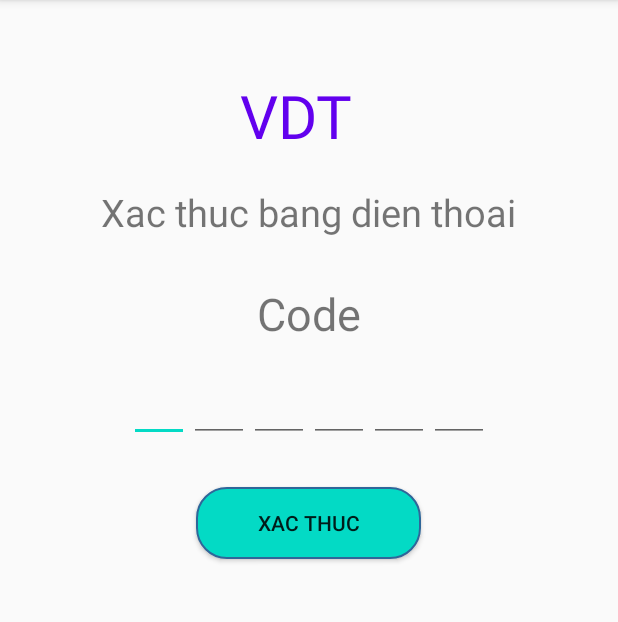
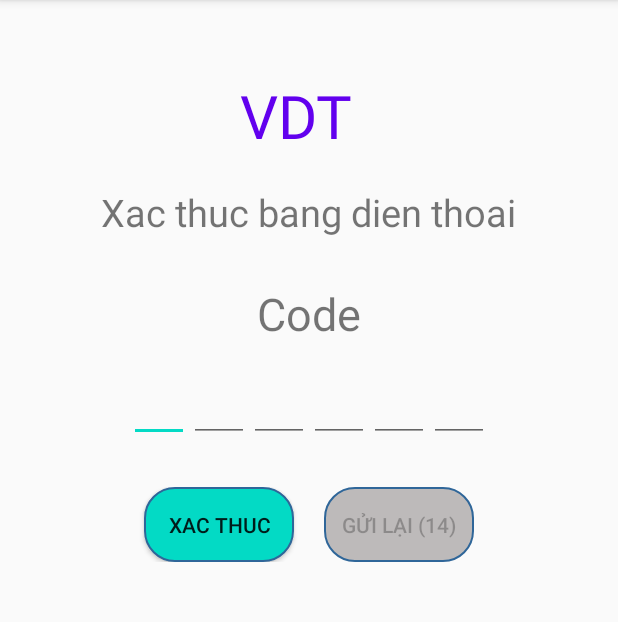
Before and after one commit to tuyen3962/Ewallet, an Android app: the VerifyByPhoneActivity screen opened directly, with no data from a screen before it, on a phone screen of 412 x 824 dp, the part 84-706 px from its top. Run offline under Robolectric (Android 15) with nearby library versions, the light colour scheme and no system bars; our stand-ins replace Firebase (no records; nobody signed in at launch, a user with empty details on screens opened directly); libraries missing offline, so code that uses them is left out: org.springframework.http, org.springframework.web; 2 statements that could not run were skipped.

Commit message:
Update in register and login request
After register successfully, we switch to MainActivity.
Add the event: get balance of user

```diff
--- a/EwalletExample/app/src/main/java/com/example/ewalletexample/RegisterByPhone.java
+++ b/EwalletExample/app/src/main/java/com/example/ewalletexample/RegisterByPhone.java
@@ -66,7 +66,6 @@
     private ValueEventListener databaseValueEvent = new ValueEventListener() {
         @Override
         public void onDataChange(@NonNull DataSnapshot dataSnapshot) {
-            Toast.makeText(RegisterByPhone.this,"database change " ,Toast.LENGTH_SHORT).show();
             if(hasCheckPhoneNumber){
                 hasCheckPhoneNumber = false;
                 return;
@@ -185,7 +184,6 @@
     }
 
     private void SwitchToVerifyByPhoneActivity(){
-        Toast.makeText(RegisterByPhone.this,"switch" , Toast.LENGTH_SHORT).show();
         Intent intent = new Intent(RegisterByPhone.this, VerifyByPhoneActivity.class);
         intent.putExtra(Symbol.REASION_VERIFY.GetValue(), Symbol.REASON_VERIFY_FOR_REGISTER.GetValue());
         intent.putExtra(Symbol.FULLNAME.GetValue(), etFullname.getText().toString());
--- a/EwalletExample/app/src/main/java/com/example/ewalletexample/Symbol/Symbol.java
+++ b/EwalletExample/app/src/main/java/com/example/ewalletexample/Symbol/Symbol.java
@@ -13,7 +13,9 @@
     PASSWORD("PASSWORD"),
     PHONE("PHONE"),
     EMAIL("EMAIL"),
-    USER_ID("USER_ID");
+    USER_ID("USER_ID"),
+
+    AMOUNT("AMOUNT");
 
     private String value;
 
--- a/EwalletExample/app/src/main/java/com/example/ewalletexample/VerifyByPhoneActivity.java
+++ b/EwalletExample/app/src/main/java/com/example/ewalletexample/VerifyByPhoneActivity.java
@@ -6,6 +6,7 @@
 import android.content.Intent;
 import android.os.AsyncTask;
 import android.os.Bundle;
+import android.os.CountDownTimer;
 import android.util.Log;
 import android.view.View;
 import android.widget.Button;
@@ -14,8 +15,9 @@
 import android.widget.TextView;
 import android.widget.Toast;
 
+import com.example.ewalletexample.Server.GetBalanceServer;
 import com.example.ewalletexample.Symbol.ErrorCode;
-import com.example.ewalletexample.Symbol.ServerAPI;
+import com.example.ewalletexample.service.ServerAPI;
 import com.example.ewalletexample.Symbol.Symbol;
 import com.example.ewalletexample.data.User;
 import com.example.ewalletexample.model.EmailModel;
@@ -54,15 +56,19 @@
 
     private User user;
     private String reason;
+    private String userid;
 
     private String mVerificationId;
 
     EditText etCode01, etCode02, etCode03, etCode04, etCode05, etCode06;
-    Button btnVerifyPhone;
+    Button btnVerifyPhone, btnResendVerifyCode;
     EditTextCodeChangeListener code12, code23, code34, code45, code56, code6;
 
     ProgressBar progressBar;
     TextView tvVerifying;
+
+    CountDownTimer countDown;
+    boolean canResendCode;
 
     @Override
     protected void onCreate(Bundle savedInstanceState) {
@@ -78,14 +84,8 @@
 
         Initalize();
 
-        btnVerifyPhone.setOnClickListener(new View.OnClickListener() {
-            @Override
-            public void onClick(View view) {
-                String code = GetCode();
-
-                VerifyVerificationCode(code);
-            }
-        });
+        SetupCountDownTimer();
+        countDown.start();
     }
 
     void Initalize(){
@@ -99,8 +99,34 @@
         etCode05 = findViewById(R.id.etCode05);
         etCode06 = findViewById(R.id.etCode06);
         btnVerifyPhone = findViewById(R.id.btnVerifyPhone);
+        btnResendVerifyCode = findViewById(R.id.btnResendVerifyPhone);
+        AddTextWatcherEventToEditText();
+    }
 
-        AddTextWatcherEventToEditText();
+    void SetupCountDownTimer(){
+        canResendCode = false;
+
+        countDown = new CountDownTimer(15000,1000) {
+            @Override
+            public void onTick(long millisUntilFinished) {
+                SetTextForButtonResend("Gửi lại (" + (millisUntilFinished/1000) + ")");
+            }
+
+            @Override
+            public void onFinish() {
+                SetTextForButtonResend("Gửi lại");
+                SetActiveForButtonResend(true);
+                canResendCode = true;
+            }
+        };
+    }
+
+    void SetTextForButtonResend(String text){
+        btnResendVerifyCode.setText(text);
+    }
+
+    void SetActiveForButtonResend(boolean active){
+        btnResendVerifyCode.setEnabled(active);
     }
 
     void AddTextWatcherEventToEditText(){
@@ -130,6 +156,23 @@
                 TimeUnit.SECONDS,
                 TaskExecutors.MAIN_THREAD,
                 mCallbacks);
+    }
+
+    public void ResendVerifyCodeEvent(View view){
+        if(canResendCode){
+            SetActiveForButtonResend(false);
+            countDown.start();
+        }
+    }
+
+    void ResendVerificationCode(String phoneNumber, PhoneAuthProvider.ForceResendingToken token) {
+        PhoneAuthProvider.getInstance().verifyPhoneNumber(
+                phoneNumber,        // Phone number to verify
+                60,                 // Timeout duration
+                TimeUnit.SECONDS,   // Unit of timeout
+                this,               // Activity (for callback binding)
+                mCallbacks,         // OnVerificationStateChangedCallbacks
+                token);             // ForceResendingToken from callbacks
     }
 
     void GetValueFromIntent(){
@@ -168,15 +211,17 @@
         }
 
         @Override
-        public void onCodeSent(String s, PhoneAuthProvider.ForceResendingToken forceResendingToken) {
-            super.onCodeSent(s, forceResendingToken);
+        public void onCodeSent(String s, PhoneAuthProvider.ForceResendingToken token) {
+            super.onCodeSent(s, token);
 //            Toast.makeText(VerifyByPhoneActivity.this, "code has sent " + s,Toast.LENGTH_LONG).show();
             //storing the verification id that is sent to the user
             mVerificationId = s;
         }
     };
 
-    void VerifyVerificationCode(String code){
+    public void VerifyVerificationCode(View view){
+        String code = GetCode();
+
         ShowLoading();
 
         PhoneAuthCredential credential = PhoneAuthProvider.getCredential(mVerificationId,code);
@@ -309,16 +354,21 @@
                 try{
                     JSONObject  json = new JSONObject(body);
                     int retureCode = json.getInt("returncode");
-                    String id = json.getString("userid");
+                    userid = json.getString("userid");
                     if (retureCode == ErrorCode.SUCCESS.GetValue()){
 
                         if(reason.equalsIgnoreCase(Symbol.REASON_VERIFY_FOR_REGISTER.GetValue())){
                             //verification successful we will start the profile activity
-                            Intent intent = new Intent(VerifyByPhoneActivity.this, LoginActivity.class);
                             //Store user data
-                            SaveUserProfileAndLogOutTheCurrentFirebaseUser(id);
-                            intent.setFlags(Intent.FLAG_ACTIVITY_NEW_TASK | Intent.FLAG_ACTIVITY_CLEAR_TASK);
-                            startActivity(intent);
+                            SaveUserProfileAndLogOutTheCurrentFirebaseUser(userid);
+                            JSONObject postData = new JSONObject();
+                            try{
+                                postData.put("userid",userid);
+
+                                new GetBalance().execute(postData.toString());
+                            }catch (JSONException e) {
+                                e.printStackTrace();
+                            }
                         }
                         else{
                             //verification successful we will start the profile activity
@@ -338,4 +388,25 @@
             HideLoading();
         }
     }
+
+    private class GetBalance extends GetBalanceServer{
+        @Override
+        protected void onPostExecute(ResponseEntity<String> responseEntity){
+            String body = responseEntity.getBody();
+            try{
+                JSONObject  json = new JSONObject(body);
+                int retureCode = json.getInt("returncode");
+                if (retureCode == ErrorCode.SUCCESS.GetValue()){
+                    long amount = json.getLong("amount");
+                    Intent intent = new Intent(VerifyByPhoneActivity.this, MainActivity.class);
+                    intent.putExtra(Symbol.USER_ID.GetValue(),userid);
+                    intent.putExtra(Symbol.AMOUNT.GetValue(), amount);
+                    intent.setFlags(Intent.FLAG_ACTIVITY_NEW_TASK | Intent.FLAG_ACTIVITY_CLEAR_TASK);
+                    startActivity(intent);
+                }
+            } catch (JSONException e) {
+                e.printStackTrace();
+            }
+        }
+    }
 }
--- /dev/null
+++ b/EwalletExample/app/src/main/res/drawable/edit_round_button_disable.xml
@@ -0,0 +1,13 @@
+<?xml version="1.0" encoding="utf-8"?>
+<shape xmlns:android="http://schemas.android.com/apk/res/android" >
+
+    <solid android:color="@color/Grey" />
+
+    <stroke
+        android:width="1dp"
+        android:color="#2f6699" />
+    <corners
+        android:radius="20dp"
+        />
+
+</shape>
--- a/EwalletExample/app/src/main/res/layout/activity_main.xml
+++ b/EwalletExample/app/src/main/res/layout/activity_main.xml
@@ -27,12 +27,13 @@
                 android:layout_height="100dp">
 
                 <ImageView
-                    android:id="@+id/imageView"
+                    android:id="@+id/imgAccount"
                     android:layout_width="60dp"
                     android:layout_height="60dp"
                     android:layout_alignParentEnd="true"
                     android:layout_marginTop="30dp"
                     android:layout_marginEnd="50dp"
+                    android:background="@color/Black"
                     app:srcCompat="@drawable/ic_action_person" />
 
                 <TextView
--- a/EwalletExample/app/src/main/res/layout/activity_verify_by_phone.xml
+++ b/EwalletExample/app/src/main/res/layout/activity_verify_by_phone.xml
@@ -88,6 +88,7 @@
             android:gravity="center"
             android:ems="10"
             android:inputType="number" />
+
         <EditText
             android:id="@+id/etCode04"
             android:layout_width="40dp"
@@ -113,14 +114,36 @@
             android:inputType="number" />
     </LinearLayout>
 
-    <Button
-        android:id="@+id/btnVerifyPhone"
-        android:layout_width="150dp"
-        android:layout_height="wrap_content"
-        android:layout_below="@id/codeLayout"
-        android:layout_centerInParent="true"
+    <LinearLayout
+        android:layout_below="@+id/codeLayout"
+        android:layout_width="match_parent"
+        android:layout_height="50dp"
+        android:gravity="center"
         android:layout_marginTop="30dp"
-        android:text="Xac thuc"
-        android:background="@drawable/edit_round_button" />
+        android:orientation="horizontal">
+
+
+        <Button
+            android:id="@+id/btnVerifyPhone"
+            android:layout_width="100dp"
+            android:layout_height="match_parent"
+            android:layout_below="@id/codeLayout"
+            android:background="@drawable/edit_round_button"
+            android:layout_marginHorizontal="10dp"
+            android:text="Xac thuc"
+            android:onClick="VerifyVerificationCode"/>
+
+        <Button
+            android:id="@+id/btnResendVerifyPhone"
+            android:layout_width="100dp"
+            android:layout_height="match_parent"
+            android:layout_below="@id/codeLayout"
+            android:layout_marginHorizontal="10dp"
+            android:enabled="false"
+            android:background="@drawable/edit_round_button_disable"
+            android:text="Gửi lại"
+            android:onClick="ResendVerifyCodeEvent"/>
+
+    </LinearLayout>
 
 </RelativeLayout>
--- a/EwalletExample/app/src/main/res/values/styles.xml
+++ b/EwalletExample/app/src/main/res/values/styles.xml
@@ -6,12 +6,6 @@
         <item name="colorPrimary">@color/colorPrimary</item>
         <item name="colorPrimaryDark">@color/colorPrimaryDark</item>
         <item name="colorAccent">@color/colorAccent</item>
-        <item name="White">@color/White</item>
-        <item name="Grey">@color/Grey</item>
-        <item name="Black">@color/Black</item>
-        <item name="Red">@color/Red</item>
-        <item name="SoftRed">@color/SoftRed</item>
-        <item name="bgBottomNavigation">@color/bgBottomNavigation</item>
     </style>
 
 </resources>
```
Also changed, not shown: EwalletExample/app/src/main/java/com/example/ewalletexample/LoginActivity.java (+44 -39 lines), EwalletExample/app/src/main/java/com/example/ewalletexample/MainActivity.java (+32 -5 lines), EwalletExample/app/src/main/java/com/example/ewalletexample/Server/GetBalanceServer.java (added, +42 -0 lines), EwalletExample/app/src/main/java/com/example/ewalletexample/Server/LoginRequest.java (added, +39 -0 lines), EwalletExample/app/src/main/java/com/example/ewalletexample/service/ServerAPI.java (renamed from EwalletExample/app/src/main/java/com/example/ewalletexample/Symbol/ServerAPI.java, +8 -4 lines), EwalletExample/app/src/main/res/drawable/logo-ngan-hang-Techcombank.png (deleted).
